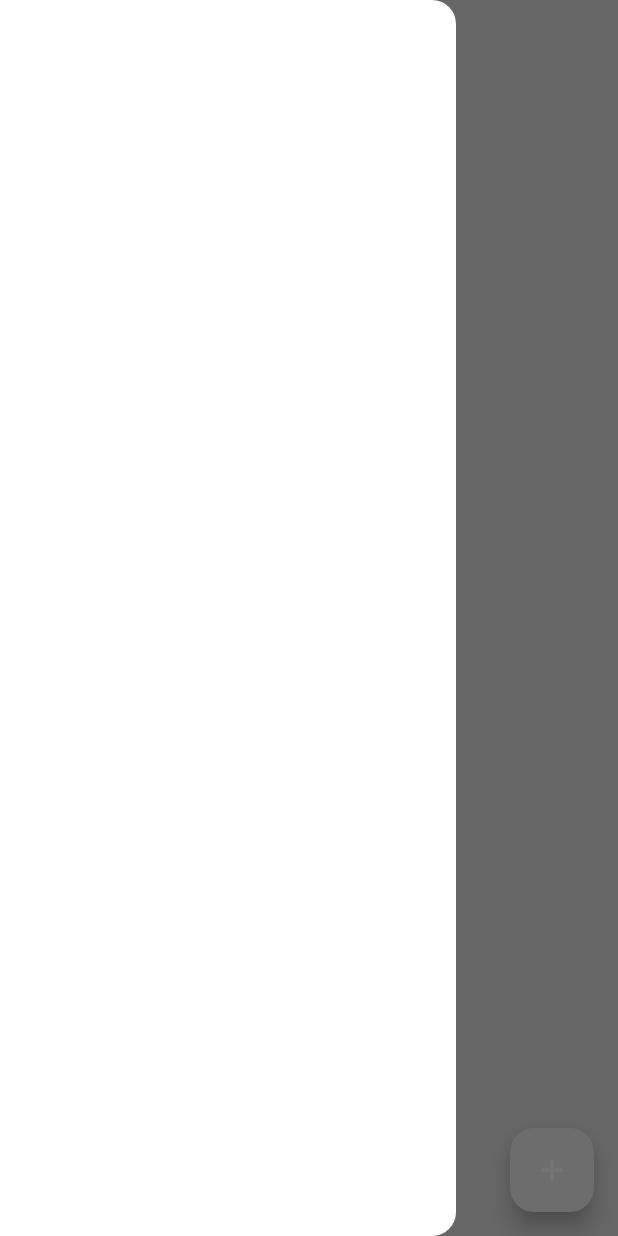
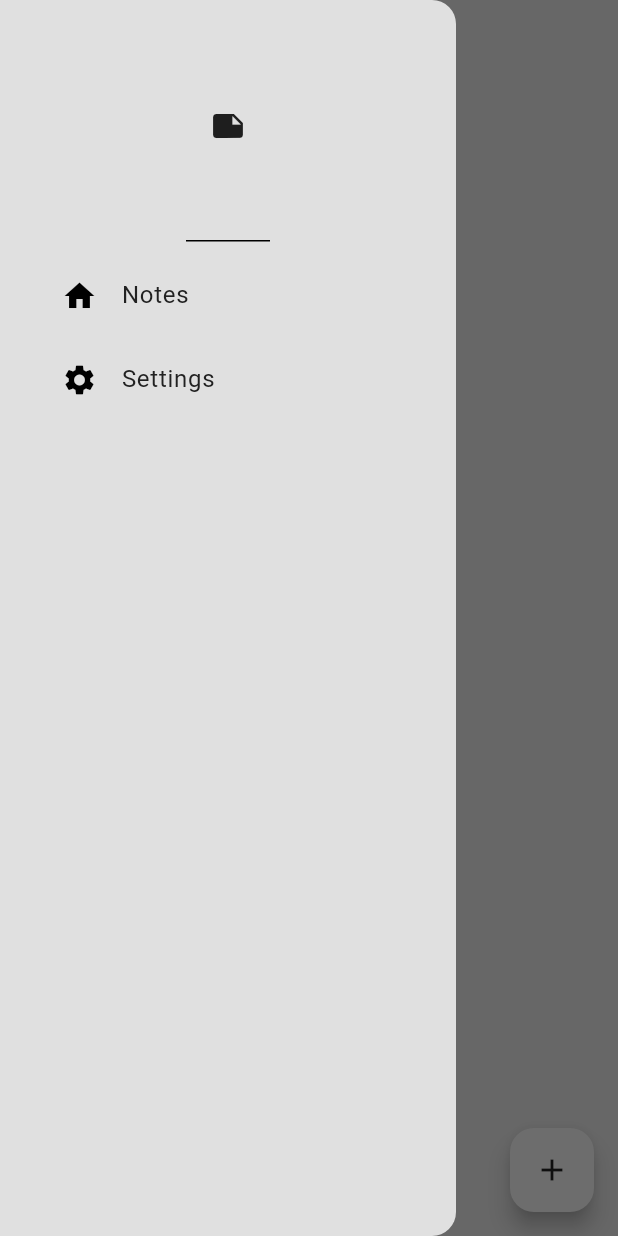
Before and after one commit to joemdjossou/flutter_note_app, a Flutter app: the screen it shows after launch, with the side drawer open, on a phone screen of 412 x 824 dp. Run offline on Flutter 3.47's test engine with Material 3 defaults, Android fonts, the light colour scheme and no system bars; our stand-ins replace google_fonts, isar; accounts and stored records are empty; generated files the repository leaves out were written again.

Commit message:
drawerUpdate
Update on the drawer section with append

```diff
--- a/lib/components/drawer.dart
+++ b/lib/components/drawer.dart
@@ -0,0 +1,44 @@
+import 'package:flutter/material.dart';
+import 'package:flutter_note_app/components/drawer_tile.dart';
+import 'package:flutter_note_app/pages/settings_page.dart';
+
+class MyDrawer extends StatelessWidget {
+  const MyDrawer({super.key});
+
+  @override
+  Widget build(BuildContext context) {
+    return Drawer(
+      backgroundColor: Theme.of(context).colorScheme.background,
+      child: Column(
+        children: [
+          //header sec
+          const DrawerHeader(
+            child: Icon(Icons.note),
+          ),
+
+          //note tile sec
+          DrawerTile(
+            tile: 'Notes',
+            leading: const Icon(Icons.home),
+            onTap: () => Navigator.pop(context),
+          ),
+
+          //settings tile sec
+          DrawerTile(
+            tile: 'Settings',
+            leading: const Icon(Icons.settings),
+            onTap: () {
+              Navigator.pop(context);
+              Navigator.push(
+                context,
+                MaterialPageRoute(
+                  builder: (context) => SettingsPage(),
+                ),
+              );
+            },
+          ),
+        ],
+      ),
+    );
+  }
+}
--- /dev/null
+++ b/lib/components/drawer_tile.dart
@@ -0,0 +1,31 @@
+import 'package:flutter/material.dart';
+
+class DrawerTile extends StatelessWidget {
+  final String tile;
+  final Widget leading;
+  final void Function()? onTap;
+
+  const DrawerTile({
+    super.key,
+    required this.tile,
+    required this.leading,
+    required this.onTap,
+  });
+
+  @override
+  Widget build(BuildContext context) {
+    return Padding(
+      padding: const EdgeInsets.only(left: 25.0),
+      child: ListTile(
+        title: Text(
+          tile,
+          style: TextStyle(
+            color: Theme.of(context).colorScheme.inversePrimary,
+          ),
+        ),
+        leading: leading,
+        onTap: onTap,
+      ),
+    );
+  }
+}
--- a/lib/pages/notes_page.dart
+++ b/lib/pages/notes_page.dart
@@ -1,4 +1,5 @@
 import 'package:flutter/material.dart';
+import 'package:flutter_note_app/components/drawer.dart';
 import 'package:flutter_note_app/models/note.dart';
 import 'package:flutter_note_app/models/note_database.dart';
 import 'package:google_fonts/google_fonts.dart';
@@ -110,9 +111,9 @@ class _NotesPageState extends State<NotesPage> {
       backgroundColor: Theme.of(context).colorScheme.background,
       floatingActionButton: FloatingActionButton(
         onPressed: createNote,
-        child: const Icon(Icons.add),
+        child: Icon(Icons.add, color: Theme.of(context).colorScheme.inversePrimary,),
       ),
-      drawer: Drawer(),
+      drawer: const MyDrawer(),
       body: Column(
         crossAxisAlignment: CrossAxisAlignment.start,
         children: [
--- /dev/null
+++ b/lib/pages/settings_page.dart
@@ -0,0 +1,12 @@
+import 'package:flutter/material.dart';
+
+class SettingsPage extends StatelessWidget {
+  const SettingsPage({super.key});
+
+  @override
+  Widget build(BuildContext context) {
+    return Scaffold(
+
+    );
+  }
+}
```
